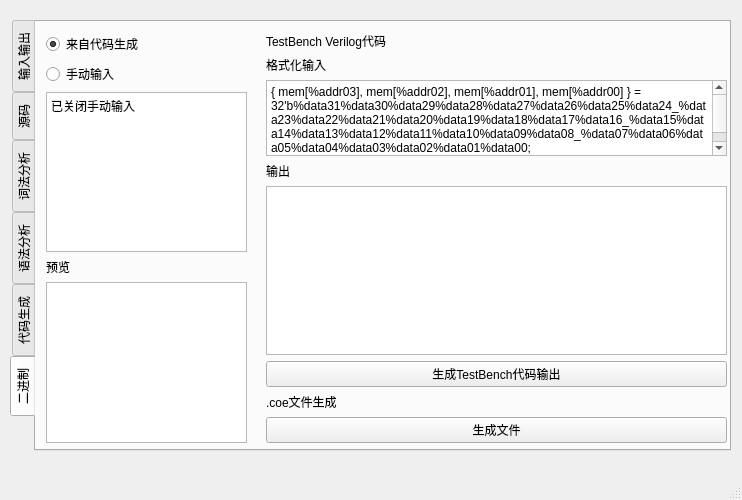
Before: the Qt Designer form mainwindow.ui in zzwwff/Loonguage, drawn with Qt 5.
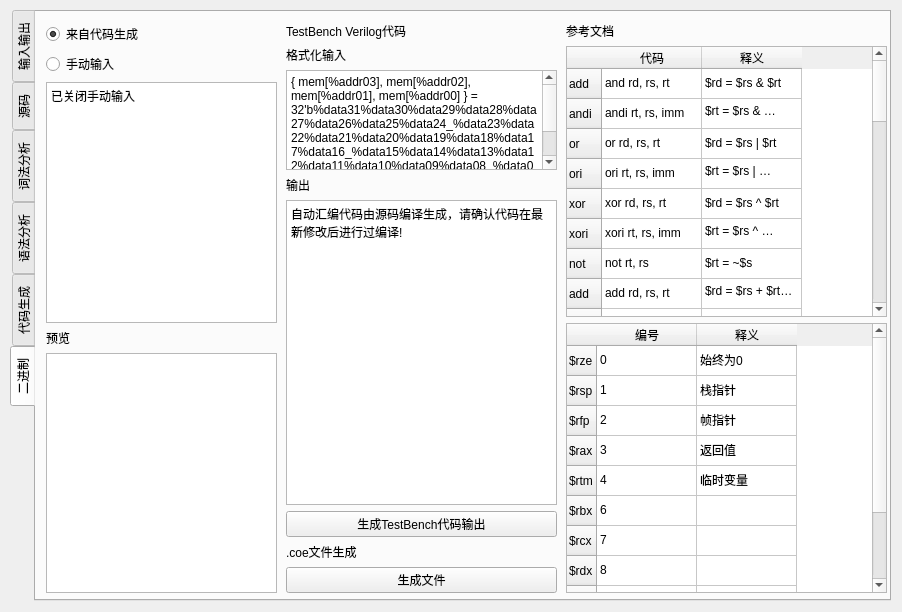
After: the same form once the commit is applied. The open tabs and pages were chosen to show the change.

Patch:
```diff
--- a/mainwindow.ui
+++ b/mainwindow.ui
@@ -6,21 +6,33 @@
    <rect>
     <x>0</x>
     <y>0</y>
-    <width>742</width>
-    <height>500</height>
+    <width>902</width>
+    <height>612</height>
    </rect>
   </property>
+  <property name="sizePolicy">
+   <sizepolicy hsizetype="Expanding" vsizetype="Expanding">
+    <horstretch>4</horstretch>
+    <verstretch>4</verstretch>
+   </sizepolicy>
+  </property>
   <property name="windowTitle">
    <string>MainWindow</string>
   </property>
   <widget class="QWidget" name="centralwidget">
+   <property name="sizePolicy">
+    <sizepolicy hsizetype="Expanding" vsizetype="Expanding">
+     <horstretch>0</horstretch>
+     <verstretch>0</verstretch>
+    </sizepolicy>
+   </property>
    <widget class="QTabWidget" name="tabWidget">
     <property name="geometry">
      <rect>
       <x>10</x>
-      <y>20</y>
-      <width>721</width>
-      <height>431</height>
+      <y>10</y>
+      <width>881</width>
+      <height>591</height>
      </rect>
     </property>
     <property name="toolTip">
@@ -570,8 +582,8 @@
        <rect>
         <x>10</x>
         <y>10</y>
-        <width>201</width>
-        <height>411</height>
+        <width>231</width>
+        <height>571</height>
        </rect>
       </property>
       <layout class="QVBoxLayout" name="verticalLayout_5">
@@ -607,17 +619,21 @@
         </widget>
        </item>
        <item>
-        <widget class="QListView" name="codeShow"/>
+        <widget class="QListView" name="codeShow">
+         <property name="editTriggers">
+          <set>QAbstractItemView::EditTrigger::NoEditTriggers</set>
+         </property>
+        </widget>
        </item>
       </layout>
      </widget>
      <widget class="QWidget" name="verticalLayoutWidget_5">
       <property name="geometry">
        <rect>
-        <x>230</x>
+        <x>250</x>
         <y>10</y>
-        <width>461</width>
-        <height>411</height>
+        <width>271</width>
+        <height>571</height>
        </rect>
       </property>
       <layout class="QVBoxLayout" name="verticalLayout_6">
@@ -664,7 +680,14 @@
         </widget>
        </item>
        <item>
-        <widget class="QPlainTextEdit" name="testBenchCodes"/>
+        <widget class="QPlainTextEdit" name="testBenchCodes">
+         <property name="plainText">
+          <string>自动汇编代码由源码编译生成，请确认代码在最新修改后进行过编译!</string>
+         </property>
+         <property name="textInteractionFlags">
+          <set>Qt::TextInteractionFlag::LinksAccessibleByKeyboard|Qt::TextInteractionFlag::LinksAccessibleByMouse|Qt::TextInteractionFlag::TextBrowserInteraction|Qt::TextInteractionFlag::TextSelectableByKeyboard|Qt::TextInteractionFlag::TextSelectableByMouse</set>
+         </property>
+        </widget>
        </item>
        <item>
         <widget class="QPushButton" name="generateTestBenchCodes">
@@ -689,20 +712,700 @@
        </item>
       </layout>
      </widget>
-    </widget>
-   </widget>
-  </widget>
-  <widget class="QMenuBar" name="menubar">
+     <widget class="QWidget" name="verticalLayoutWidget_6">
    <property name="geometry">
     <rect>
-     <x>0</x>
-     <y>0</y>
-     <width>742</width>
-     <height>17</height>
-    </rect>
-   </property>
-  </widget>
-  <widget class="QStatusBar" name="statusbar"/>
+        <x>530</x>
+        <y>10</y>
+        <width>321</width>
+        <height>571</height>
+       </rect>
+      </property>
+      <layout class="QVBoxLayout" name="verticalLayout_7">
+       <item>
+        <widget class="QLabel" name="label_19">
+         <property name="text">
+          <string>参考文档</string>
+         </property>
+        </widget>
+       </item>
+       <item>
+        <widget class="QTableWidget" name="tableWidget">
+         <property name="showGrid">
+          <bool>true</bool>
+         </property>
+         <property name="gridStyle">
+          <enum>Qt::PenStyle::SolidLine</enum>
+         </property>
+         <attribute name="horizontalHeaderMinimumSectionSize">
+          <number>18</number>
+         </attribute>
+         <row>
+          <property name="text">
+           <string>add</string>
+          </property>
+         </row>
+         <row>
+          <property name="text">
+           <string>andi</string>
+          </property>
+         </row>
+         <row>
+          <property name="text">
+           <string>or</string>
+          </property>
+         </row>
+         <row>
+          <property name="text">
+           <string>ori</string>
+          </property>
+         </row>
+         <row>
+          <property name="text">
+           <string>xor</string>
+          </property>
+         </row>
+         <row>
+          <property name="text">
+           <string>xori</string>
+          </property>
+         </row>
+         <row>
+          <property name="text">
+           <string>not</string>
+          </property>
+         </row>
+         <row>
+          <property name="text">
+           <string>add</string>
+          </property>
+         </row>
+         <row>
+          <property name="text">
+           <string>addi</string>
+          </property>
+         </row>
+         <row>
+          <property name="text">
+           <string>sub</string>
+          </property>
+         </row>
+         <row>
+          <property name="text">
+           <string>mul</string>
+          </property>
+         </row>
+         <row>
+          <property name="text">
+           <string>div</string>
+          </property>
+         </row>
+         <row>
+          <property name="text">
+           <string>slt</string>
+          </property>
+         </row>
+         <row>
+          <property name="text">
+           <string>b</string>
+          </property>
+         </row>
+         <row>
+          <property name="text">
+           <string>beq</string>
+          </property>
+         </row>
+         <row>
+          <property name="text">
+           <string>jr</string>
+          </property>
+         </row>
+         <row>
+          <property name="text">
+           <string>jal</string>
+          </property>
+         </row>
+         <row>
+          <property name="text">
+           <string>lb</string>
+          </property>
+         </row>
+         <row>
+          <property name="text">
+           <string>lbu</string>
+          </property>
+         </row>
+         <row>
+          <property name="text">
+           <string>lh</string>
+          </property>
+         </row>
+         <row>
+          <property name="text">
+           <string>lhu</string>
+          </property>
+         </row>
+         <row>
+          <property name="text">
+           <string>lw</string>
+          </property>
+         </row>
+         <row>
+          <property name="text">
+           <string>sb</string>
+          </property>
+         </row>
+         <row>
+          <property name="text">
+           <string>sh</string>
+          </property>
+         </row>
+         <row>
+          <property name="text">
+           <string>sw</string>
+          </property>
+         </row>
+         <row>
+          <property name="text">
+           <string>nop</string>
+          </property>
+         </row>
+         <row>
+          <property name="text">
+           <string>movz</string>
+          </property>
+         </row>
+         <row>
+          <property name="text">
+           <string>mfhi</string>
+          </property>
+         </row>
+         <row>
+          <property name="text">
+           <string>mflo</string>
+          </property>
+         </row>
+         <row>
+          <property name="text">
+           <string>mthi</string>
+          </property>
+         </row>
+         <row>
+          <property name="text">
+           <string>mtlo</string>
+          </property>
+         </row>
+         <row>
+          <property name="text">
+           <string>hlt</string>
+          </property>
+         </row>
+         <column>
+          <property name="text">
+           <string>代码</string>
+          </property>
+         </column>
+         <column>
+          <property name="text">
+           <string>释义</string>
+          </property>
+         </column>
+         <item row="0" column="0">
+          <property name="text">
+           <string>and rd, rs, rt</string>
+          </property>
+         </item>
+         <item row="0" column="1">
+          <property name="text">
+           <string>$rd = $rs &amp; $rt</string>
+          </property>
+         </item>
+         <item row="1" column="0">
+          <property name="text">
+           <string>andi rt, rs, imm</string>
+          </property>
+         </item>
+         <item row="1" column="1">
+          <property name="text">
+           <string>$rt = $rs &amp; imme，无符号扩展</string>
+          </property>
+         </item>
+         <item row="2" column="0">
+          <property name="text">
+           <string>or rd, rs, rt</string>
+          </property>
+         </item>
+         <item row="2" column="1">
+          <property name="text">
+           <string>$rd = $rs | $rt</string>
+          </property>
+         </item>
+         <item row="3" column="0">
+          <property name="text">
+           <string>ori rt, rs, imm</string>
+          </property>
+         </item>
+         <item row="3" column="1">
+          <property name="text">
+           <string>$rt = $rs | imme，无符号扩展</string>
+          </property>
+         </item>
+         <item row="4" column="0">
+          <property name="text">
+           <string>xor rd, rs, rt</string>
+          </property>
+         </item>
+         <item row="4" column="1">
+          <property name="text">
+           <string>$rd = $rs ^ $rt</string>
+          </property>
+         </item>
+         <item row="5" column="0">
+          <property name="text">
+           <string>xori rt, rs, imm</string>
+          </property>
+         </item>
+         <item row="5" column="1">
+          <property name="text">
+           <string>$rt = $rs ^ imme，无符号扩展</string>
+          </property>
+         </item>
+         <item row="6" column="0">
+          <property name="text">
+           <string>not rt, rs</string>
+          </property>
+         </item>
+         <item row="6" column="1">
+          <property name="text">
+           <string>$rt = ~$s</string>
+          </property>
+         </item>
+         <item row="7" column="0">
+          <property name="text">
+           <string>add rd, rs, rt</string>
+          </property>
+         </item>
+         <item row="7" column="1">
+          <property name="text">
+           <string>$rd = $rs + $rt，有符号扩展</string>
+          </property>
+         </item>
+         <item row="8" column="0">
+          <property name="text">
+           <string>addi rt, rs, imm</string>
+          </property>
+         </item>
+         <item row="8" column="1">
+          <property name="text">
+           <string>$rt = $rs + imme，有符号扩展</string>
+          </property>
+         </item>
+         <item row="9" column="0">
+          <property name="text">
+           <string>sub rd, rs, rt</string>
+          </property>
+         </item>
+         <item row="9" column="1">
+          <property name="text">
+           <string>$rd = $rs - $rt，有符号</string>
+          </property>
+         </item>
+         <item row="10" column="0">
+          <property name="text">
+           <string>mul rd, rs, rt</string>
+          </property>
+         </item>
+         <item row="10" column="1">
+          <property name="text">
+           <string>$rd = $rs * $rt，有符号</string>
+          </property>
+         </item>
+         <item row="11" column="0">
+          <property name="text">
+           <string>div rs, rt</string>
+          </property>
+         </item>
+         <item row="11" column="1">
+          <property name="text">
+           <string>商保存在$lo, 余数保存在$hi</string>
+          </property>
+         </item>
+         <item row="12" column="0">
+          <property name="text">
+           <string>slt rd rs rt</string>
+          </property>
+         </item>
+         <item row="12" column="1">
+          <property name="text">
+           <string>$rd = bool($rs &lt; $rt)，有符号</string>
+          </property>
+         </item>
+         <item row="13" column="0">
+          <property name="text">
+           <string>b offset</string>
+          </property>
+         </item>
+         <item row="13" column="1">
+          <property name="text">
+           <string>无条件跳转至(offset &lt;&lt; 2) + pc + 4</string>
+          </property>
+         </item>
+         <item row="14" column="0">
+          <property name="text">
+           <string>beq rs rt offset</string>
+          </property>
+         </item>
+         <item row="14" column="1">
+          <property name="text">
+           <string>if rs == rt, 跳转至(offset &lt;&lt; 2) + pc + 4</string>
+          </property>
+         </item>
+         <item row="15" column="0">
+          <property name="text">
+           <string>jr rs</string>
+          </property>
+         </item>
+         <item row="15" column="1">
+          <property name="text">
+           <string>跳到寄存器$rs，$rs是目标指令位置的最低字节</string>
+          </property>
+         </item>
+         <item row="16" column="0">
+          <property name="text">
+           <string>jal target</string>
+          </property>
+         </item>
+         <item row="16" column="1">
+          <property name="text">
+           <string>跳到instr_index &lt;&lt; 2，并在$ret保留下一条指令的最低字节</string>
+          </property>
+         </item>
+         <item row="17" column="0">
+          <property name="text">
+           <string>lb rt os(base)</string>
+          </property>
+         </item>
+         <item row="17" column="1">
+          <property name="text">
+           <string>rt &lt;- Mem[$base + os(offset的缩写)]，加载1个字节，有符号扩展</string>
+          </property>
+         </item>
+         <item row="18" column="0">
+          <property name="text">
+           <string>lbu rt os(base)</string>
+          </property>
+         </item>
+         <item row="18" column="1">
+          <property name="text">
+           <string>rt &lt;- Mem[$base + os]，加载1个字节，无符号扩展</string>
+          </property>
+         </item>
+         <item row="19" column="0">
+          <property name="text">
+           <string>lh rt os(base)</string>
+          </property>
+         </item>
+         <item row="19" column="1">
+          <property name="text">
+           <string>rt &lt;- Mem[$base + os]，加载2个字节，有符号扩展，os(base)是最低位字节</string>
+          </property>
+         </item>
+         <item row="20" column="0">
+          <property name="text">
+           <string>lhu rt os(base)</string>
+          </property>
+         </item>
+         <item row="20" column="1">
+          <property name="text">
+           <string>rt &lt;- Mem[$base + os]，加载2个字节，无符号扩展，os(base)是最低位字节</string>
+          </property>
+         </item>
+         <item row="21" column="0">
+          <property name="text">
+           <string>lw rt os(base)</string>
+          </property>
+         </item>
+         <item row="21" column="1">
+          <property name="text">
+           <string>rt &lt;- Mem[$base + os]，加载4个字节，os(base)是最低位字节</string>
+          </property>
+         </item>
+         <item row="22" column="0">
+          <property name="text">
+           <string>sb rt os(base)</string>
+          </property>
+         </item>
+         <item row="22" column="1">
+          <property name="text">
+           <string>Mem[$base + os] &lt;- $rt，存一个字节</string>
+          </property>
+         </item>
+         <item row="23" column="0">
+          <property name="text">
+           <string>sh rt os(base)</string>
+          </property>
+         </item>
+         <item row="23" column="1">
+          <property name="text">
+           <string>Mem[$base + os] &lt;- $rt，存2个字节，os(base)是最低位字节</string>
+          </property>
+         </item>
+         <item row="24" column="0">
+          <property name="text">
+           <string>sw rt os(base)</string>
+          </property>
+         </item>
+         <item row="24" column="1">
+          <property name="text">
+           <string>Mem[$base + os] &lt;- $rt，存4个字节，os(base)是最低位字节</string>
+          </property>
+         </item>
+         <item row="25" column="0">
+          <property name="text">
+           <string>nop</string>
+          </property>
+         </item>
+         <item row="25" column="1">
+          <property name="text">
+           <string>暂停一周期</string>
+          </property>
+         </item>
+         <item row="26" column="0">
+          <property name="text">
+           <string>movz rd rs rt</string>
+          </property>
+         </item>
+         <item row="26" column="1">
+          <property name="text">
+           <string>if rt==0, $rd &lt;- $rs</string>
+          </property>
+         </item>
+         <item row="27" column="0">
+          <property name="text">
+           <string>mfhi rd</string>
+          </property>
+         </item>
+         <item row="27" column="1">
+          <property name="text">
+           <string>$rd &lt;- $hi</string>
+          </property>
+         </item>
+         <item row="28" column="0">
+          <property name="text">
+           <string>mflo rd</string>
+          </property>
+         </item>
+         <item row="28" column="1">
+          <property name="text">
+           <string>$rd &lt;- $lo</string>
+          </property>
+         </item>
+         <item row="29" column="0">
+          <property name="text">
+           <string>mthi rs</string>
+          </property>
+         </item>
+         <item row="29" column="1">
+          <property name="text">
+           <string>$hi &lt;- $rs</string>
+          </property>
+         </item>
+         <item row="30" column="0">
+          <property name="text">
+           <string>mtlo rs</string>
+          </property>
+         </item>
+         <item row="30" column="1">
+          <property name="text">
+           <string>$lo &lt;- $rs</string>
+          </property>
+         </item>
+         <item row="31" column="0">
+          <property name="text">
+           <string>hlt</string>
+          </property>
+         </item>
+         <item row="31" column="1">
+          <property name="text">
+           <string>永远暂停</string>
+          </property>
+         </item>
+        </widget>
+       </item>
+       <item>
+        <widget class="QTableWidget" name="tableWidget_2">
+         <row>
+          <property name="text">
+           <string>$rze</string>
+          </property>
+         </row>
+         <row>
+          <property name="text">
+           <string>$rsp</string>
+          </property>
+         </row>
+         <row>
+          <property name="text">
+           <string>$rfp</string>
+          </property>
+         </row>
+         <row>
+          <property name="text">
+           <string>$rax</string>
+          </property>
+         </row>
+         <row>
+          <property name="text">
+           <string>$rtm</string>
+          </property>
+         </row>
+         <row>
+          <property name="text">
+           <string>$rbx</string>
+          </property>
+         </row>
+         <row>
+          <property name="text">
+           <string>$rcx</string>
+          </property>
+         </row>
+         <row>
+          <property name="text">
+           <string>$rdx</string>
+          </property>
+         </row>
+         <row>
+          <property name="text">
+           <string>$rin</string>
+          </property>
+         </row>
+         <row>
+          <property name="text">
+           <string>$rot</string>
+          </property>
+         </row>
+         <row>
+          <property name="text">
+           <string>$ret</string>
+          </property>
+         </row>
+         <column>
+          <property name="text">
+           <string>编号</string>
+          </property>
+         </column>
+         <column>
+          <property name="text">
+           <string>释义</string>
+          </property>
+         </column>
+         <item row="0" column="0">
+          <property name="text">
+           <string>0</string>
+          </property>
+         </item>
+         <item row="0" column="1">
+          <property name="text">
+           <string>始终为0</string>
+          </property>
+         </item>
+         <item row="1" column="0">
+          <property name="text">
+           <string>1</string>
+          </property>
+         </item>
+         <item row="1" column="1">
+          <property name="text">
+           <string>栈指针</string>
+          </property>
+         </item>
+         <item row="2" column="0">
+          <property name="text">
+           <string>2</string>
+          </property>
+         </item>
+         <item row="2" column="1">
+          <property name="text">
+           <string>帧指针</string>
+          </property>
+         </item>
+         <item row="3" column="0">
+          <property name="text">
+           <string>3</string>
+          </property>
+         </item>
+         <item row="3" column="1">
+          <property name="text">
+           <string>返回值</string>
+          </property>
+         </item>
+         <item row="4" column="0">
+          <property name="text">
+           <string>4</string>
+          </property>
+         </item>
+         <item row="4" column="1">
+          <property name="text">
+           <string>临时变量</string>
+          </property>
+         </item>
+         <item row="5" column="0">
+          <property name="text">
+           <string>6</string>
+          </property>
+         </item>
+         <item row="5" column="1">
+          <property name="text">
+           <string/>
+          </property>
+         </item>
+         <item row="6" column="0">
+          <property name="text">
+           <string>7</string>
+          </property>
+         </item>
+         <item row="7" column="0">
+          <property name="text">
+           <string>8</string>
+          </property>
+         </item>
+         <item row="8" column="0">
+          <property name="text">
+           <string>9</string>
+          </property>
+         </item>
+         <item row="8" column="1">
+          <property name="text">
+           <string>输入结尾</string>
+          </property>
+         </item>
+         <item row="9" column="0">
+          <property name="text">
+           <string>10</string>
+          </property>
+         </item>
+         <item row="9" column="1">
+          <property name="text">
+           <string>输出结尾</string>
+          </property>
+         </item>
+         <item row="10" column="0">
+          <property name="text">
+           <string>31</string>
+          </property>
+         </item>
+         <item row="10" column="1">
+          <property name="text">
+           <string>返回地址</string>
+          </property>
+         </item>
+        </widget>
+       </item>
+      </layout>
+     </widget>
+    </widget>
+   </widget>
+  </widget>
  </widget>
  <resources/>
  <connections/>
```
Left out of the diff: 526 changed lines with no effect on the pictures. Lines whose indentation alone changed are shown as unchanged.
